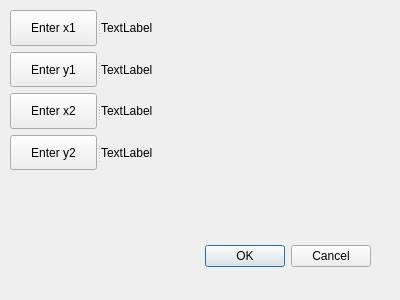
Above: dialog.ui from Ilya2000Klimov/2DModeler before the change. Below: the same form after it.
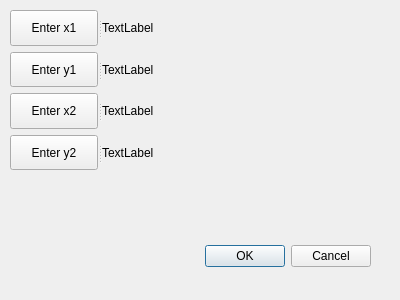
That is the form after the change.

Diff of the .ui file:
```diff
--- a/dialog.ui
+++ b/dialog.ui
@@ -29,12 +29,12 @@
     <set>QDialogButtonBox::Cancel|QDialogButtonBox::Ok</set>
    </property>
   </widget>
-  <widget class="QWidget" name="">
+  <widget class="QWidget" name="layoutWidget">
    <property name="geometry">
     <rect>
      <x>10</x>
      <y>10</y>
-     <width>147</width>
+     <width>150</width>
      <height>160</height>
     </rect>
    </property>
```
